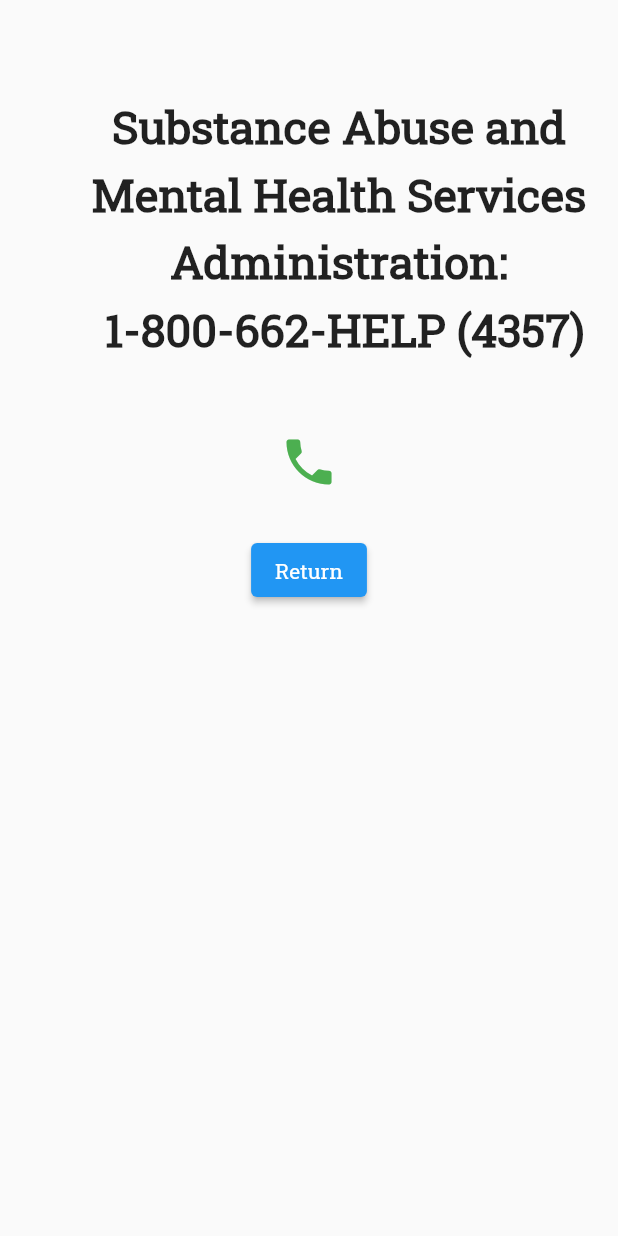
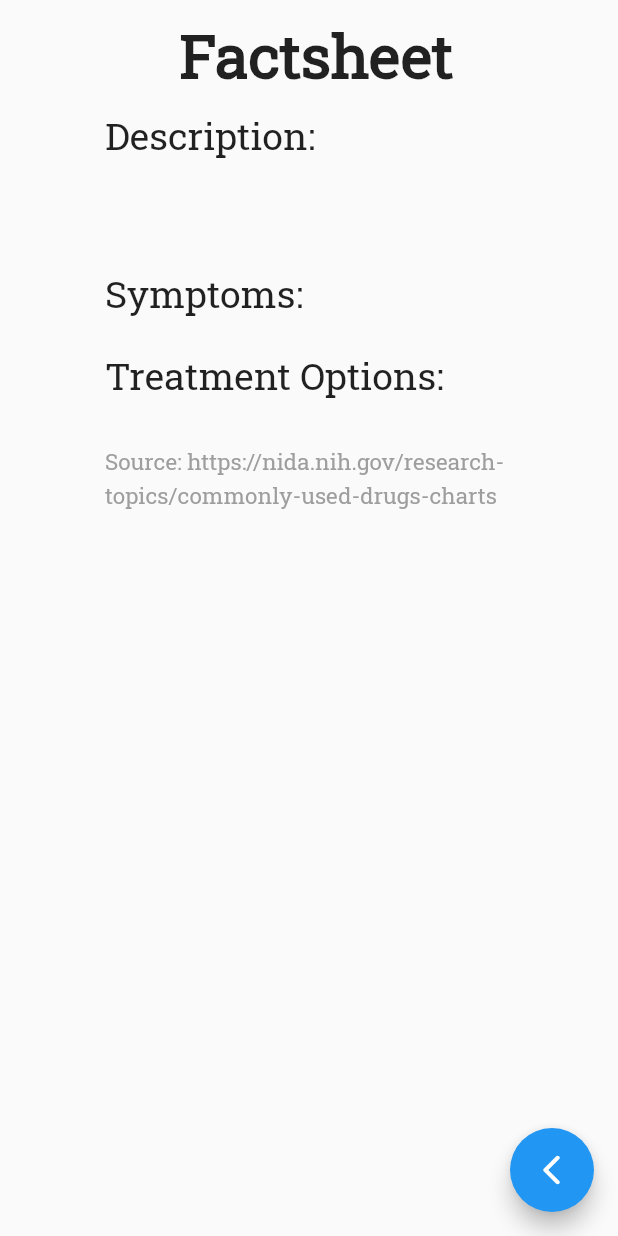
Before and after one commit to woosebastian/GDSC2023, a Flutter app: the SubstancePageLandscape screen opened directly with empty values, on a phone screen of 412 x 824 dp. Run offline on Flutter 3.47's test engine with Material 2 defaults, Android fonts, the phone set to English and light mode, and no system bars; our stand-ins replace cloud_firestore, firebase_core, google_maps_flutter; accounts and stored records are empty.

Commit message:
created grid panels for every substance, along with factsheet page for every substance, modified info displayed on substance factsheets

```diff
--- a/drug_education_app/lib/main.dart
+++ b/drug_education_app/lib/main.dart
@@ -29,7 +29,7 @@ class MyApp extends StatelessWidget {
   //custom fonts: https://docs.flutter.dev/cookbook/design/fonts
   Widget build(BuildContext context) {
     return MaterialApp(
-        title: 'Drug Education App',
+        title: 'Slug Substance Safety',
         theme: ThemeData(primarySwatch: Colors.blue, fontFamily: 'RobotoSlab'),
         home: FutureBuilder(
           future: _fbApp,
@@ -70,27 +70,6 @@ class _MyHomePageState extends State<MyHomePage> {
     });
   }
 
-  //accessing all documents in Firestore and converting them into custom objects: https://github.com/firebase/snippets-flutter/blob/36812ac93095d36ebe10bed2f08793e5f7dfcb06/packages/firebase_snippets_app/lib/snippets/firestore.dart#L412-L419 and https://stackoverflow.com/questions/68079030/how-to-use-firestore-withconverter-in-flutter
-  var db = FirebaseFirestore.instance;
-  void getAllData() async {
-    final collection =
-        FirebaseFirestore.instance.collection('substances').withConverter(
-              fromFirestore: Substance.fromFirestore,
-              toFirestore: (Substance substance, _) => substance.toFirestore(),
-            );
-    collection.get().then((querySnapshot) {
-      for (var docSnapshot in querySnapshot.docs) {
-        substanceMap[docSnapshot.id] = docSnapshot.data();
-      }
-    });
-  }
-
-  @override
-  void initState() {
-    getAllData();
-    super.initState();
-  }
-
   @override
   Widget build(BuildContext context) {
     return LayoutBuilder(builder: (context, constraints) {
@@ -98,7 +77,7 @@ class _MyHomePageState extends State<MyHomePage> {
         //customizing AppBar: https://api.flutter.dev/flutter/material/AppBar-class.html
         appBar: AppBar(
           title: const Text(
-            "Drug Education",
+            "Slug Substance Safety",
             style: TextStyle(color: Colors.white, fontSize: 30),
           ),
           backgroundColor: const Color.fromARGB(255, 150, 173, 227),
@@ -147,31 +126,59 @@ class _MyHomePageState extends State<MyHomePage> {
   }
 }
 
-class HomePage extends StatelessWidget {
+class HomePage extends StatefulWidget {
   const HomePage({super.key});
 
   @override
+  State<HomePage> createState() => _HomePageState();
+}
+
+class _HomePageState extends State<HomePage> {
+  //accessing all documents in Firestore and converting them into custom objects: https://github.com/firebase/snippets-flutter/blob/36812ac93095d36ebe10bed2f08793e5f7dfcb06/packages/firebase_snippets_app/lib/snippets/firestore.dart#L412-L419 and https://stackoverflow.com/questions/68079030/how-to-use-firestore-withconverter-in-flutter
+  var db = FirebaseFirestore.instance;
+  Future<void> getAllData() async {
+    final collection =
+        FirebaseFirestore.instance.collection('substances').withConverter(
+              fromFirestore: Substance.fromFirestore,
+              toFirestore: (Substance substance, _) => substance.toFirestore(),
+            );
+    await collection.get().then((querySnapshot) {
+      for (var docSnapshot in querySnapshot.docs) {
+        substanceMap[docSnapshot.id] = docSnapshot.data();
+      }
+    });
+  }
+
+  //initState(): https://www.geeksforgeeks.org/flutter-initstate/
+  @override
+  void initState() {
+    getAllData();
+    super.initState();
+  }
+
+  @override
   Widget build(BuildContext context) {
-    return Padding(
+    return OrientationBuilder(
+      builder: (context, orientation) {
+        //GridView.builder: https://api.flutter.dev/flutter/widgets/GridView-class.html
+        return GridView.builder(
             padding: const EdgeInsets.all(10.0),
-      //GridView: https://www.youtube.com/watch?v=4pi7CApy4wc
-      child: OrientationBuilder(
-        builder: (context, orientation) {
-          return GridView.count(
+            gridDelegate: SliverGridDelegateWithFixedCrossAxisCount(
               //changing grid layout depending on orientation: https://docs.flutter.dev/cookbook/design/orientation
               crossAxisCount: orientation == Orientation.portrait ? 2 : 3,
-            mainAxisSpacing: 10,
-            crossAxisSpacing: 10,
-            children: [
+            ),
+            itemCount: substanceMap.length,
+            itemBuilder: (BuildContext context, int index) {
               //clickability for GridView items: https://stackoverflow.com/questions/71249312/how-do-i-get-dart-flutter-gridview-items-to-click
               //adding margins and images to Containers: https://docs.flutter.dev/development/ui/layout
-              GestureDetector(
+              return GestureDetector(
                 onTap: () {
                   Navigator.push(
                     context,
                     MaterialPageRoute(
-                        builder: (context) => const SubstancePage(
-                              substanceID: "substancea",
+                        builder: (context) => SubstancePage(
+                              //accessing map keys & values: https://stackoverflow.com/questions/60512845/how-to-access-map-keys-through-index-dart
+                              substanceID: substanceMap.keys.elementAt(index),
                             )),
                   );
                 },
@@ -181,110 +188,22 @@ class HomePage extends StatelessWidget {
                     color: Colors.grey,
                   ),
                   margin: const EdgeInsets.all(4),
-                  // for adding images to each grid element
-                  // child: Image.asset('images/pic$imageIndex.jpg'),
+                  //for adding images to each grid element
+                  //child: Image.asset('images/pic$imageIndex.jpg'),
                   child: Column(
                     mainAxisAlignment: MainAxisAlignment.center,
-                    children: const [
+                    children: [
                       Text(
-                        "Substance A",
-                        style: TextStyle(color: Colors.white, fontSize: 30),
+                        "${substanceMap.values.elementAt(index).name}",
+                        style:
+                            const TextStyle(color: Colors.white, fontSize: 30),
                       )
                     ],
                   ),
                 ),
-              ),
-              GestureDetector(
-                onTap: () {
-                  Navigator.push(
-                    context,
-                    MaterialPageRoute(
-                        builder: (context) => const SubstancePage(
-                              substanceID: "substanceb",
-                            )),
               );
+            });
       },
-                child: Container(
-                  decoration: BoxDecoration(
-                    borderRadius: BorderRadius.circular(20),
-                    color: Colors.grey,
-                  ),
-                  margin: const EdgeInsets.all(4),
-                  // for adding images to each grid element
-                  // child: Image.asset('images/pic$imageIndex.jpg'),
-                  child: Column(
-                    mainAxisAlignment: MainAxisAlignment.center,
-                    children: const [
-                      Text(
-                        "Substance B",
-                        style: TextStyle(color: Colors.white, fontSize: 30),
-                      )
-                    ],
-                  ),
-                ),
-              ),
-              GestureDetector(
-                onTap: () {
-                  Navigator.push(
-                    context,
-                    MaterialPageRoute(
-                        builder: (context) => const SubstancePage(
-                              substanceID: "substancec",
-                            )),
-                  );
-                },
-                child: Container(
-                  decoration: BoxDecoration(
-                    borderRadius: BorderRadius.circular(20),
-                    color: Colors.grey,
-                  ),
-                  margin: const EdgeInsets.all(4),
-                  // for adding images to each grid element
-                  // child: Image.asset('images/pic$imageIndex.jpg'),
-                  child: Column(
-                    mainAxisAlignment: MainAxisAlignment.center,
-                    children: const [
-                      Text(
-                        "Substance C",
-                        style: TextStyle(color: Colors.white, fontSize: 30),
-                      )
-                    ],
-                  ),
-                ),
-              ),
-              GestureDetector(
-                onTap: () {
-                  Navigator.push(
-                    context,
-                    MaterialPageRoute(
-                        builder: (context) => const SubstancePage(
-                              substanceID: "substanced",
-                            )),
-                  );
-                },
-                child: Container(
-                  decoration: BoxDecoration(
-                    borderRadius: BorderRadius.circular(20),
-                    color: Colors.grey,
-                  ),
-                  margin: const EdgeInsets.all(4),
-                  // for adding images to each grid element
-                  // child: Image.asset('images/pic$imageIndex.jpg'),
-                  child: Column(
-                    mainAxisAlignment: MainAxisAlignment.center,
-                    children: const [
-                      Text(
-                        "Substance D",
-                        style: TextStyle(color: Colors.white, fontSize: 30),
-                      )
-                    ],
-                  ),
-                ),
-              ),
-            ],
-          );
-        },
-      ),
     );
   }
 }
@@ -416,29 +335,33 @@ class SubstancePagePortrait extends StatelessWidget {
   const SubstancePagePortrait({super.key, required this.mySubstance});
   @override
   Widget build(BuildContext context) {
-    return Column(
+    return Scaffold(
+        floatingActionButton: FloatingActionButton(
+          onPressed: () {
+            Navigator.pop(context);
+          },
+          tooltip: "Return",
+          child: const Icon(
+            Icons.arrow_back_ios_rounded,
+            color: Colors.white,
+          ),
+        ),
+        floatingActionButtonLocation: FloatingActionButtonLocation.endFloat,
+        body: SingleChildScrollView(
+          child: Column(
             crossAxisAlignment: CrossAxisAlignment.start,
             mainAxisSize: MainAxisSize.max,
-      children: <Widget>[
-        const SizedBox(
-          height: 60,
-        ),
-        Align(
+            children: [
+              Padding(
+                padding: const EdgeInsets.fromLTRB(30, 60, 30, 0),
+                child: Align(
                   alignment: Alignment.center,
                   child: Text(
                     "${mySubstance.name} Factsheet",
                     style: const TextStyle(
-                fontWeight: FontWeight.bold, height: 1.5, fontSize: 40),
+                        fontWeight: FontWeight.bold, height: 1, fontSize: 40),
                     textAlign: TextAlign.center,
                   ),
-        ),
-        Padding(
-          padding: const EdgeInsets.fromLTRB(30, 20, 30, 20),
-          child: Text(
-            "Overdose Rate: ${mySubstance.overdoseRate}",
-            style: const TextStyle(
-                fontWeight: FontWeight.normal, height: 1, fontSize: 25),
-            textAlign: TextAlign.left,
                 ),
               ),
               const Padding(
@@ -456,7 +379,10 @@ class SubstancePagePortrait extends StatelessWidget {
                   child: Text(
                     "${mySubstance.description}",
                     style: const TextStyle(
-                  fontWeight: FontWeight.normal, height: 1, fontSize: 20),
+                      fontWeight: FontWeight.normal,
+                      height: 1.5,
+                      fontSize: 20,
+                    ),
                     textAlign: TextAlign.left,
                   ),
                 ),
@@ -472,6 +398,7 @@ class SubstancePagePortrait extends StatelessWidget {
               ),
               //create widget for each element in array: https://stackoverflow.com/questions/56026705/create-widget-for-each-item-in-the-list-in-flutter-dart
               Column(
+                crossAxisAlignment: CrossAxisAlignment.start,
                 children: mySubstance.symptoms!
                     .map<Widget>(
                       (symptom) => Padding(
@@ -479,71 +406,187 @@ class SubstancePagePortrait extends StatelessWidget {
                         child: Text(
                           "- $symptom",
                           style: const TextStyle(
-                        fontWeight: FontWeight.normal, height: 1, fontSize: 20),
+                              fontWeight: FontWeight.normal,
+                              height: 1.5,
+                              fontSize: 20),
                           textAlign: TextAlign.left,
                         ),
                       ),
                     )
                     .toList(),
               ),
-        Expanded(
-            child: Align(
-          alignment: Alignment.bottomCenter,
-          child: ElevatedButton(
-            onPressed: () {
-              Navigator.pop(context);
-            },
-            child: const Text('Return'),
+              const Padding(
+                padding: EdgeInsets.fromLTRB(30, 20, 30, 10),
+                child: Text(
+                  "Treatment Options:",
+                  style: TextStyle(
+                      fontWeight: FontWeight.normal, height: 1, fontSize: 25),
+                  textAlign: TextAlign.left,
                 ),
-        )),
-        const SizedBox(
-          height: 30,
               ),
+              //create widget for each element in array: https://stackoverflow.com/questions/56026705/create-widget-for-each-item-in-the-list-in-flutter-dart
+              Column(
+                crossAxisAlignment: CrossAxisAlignment.start,
+                children: mySubstance.treamentOptions!
+                    .map<Widget>(
+                      (treatmentOption) => Padding(
+                        padding: const EdgeInsets.fromLTRB(30, 0, 30, 10),
+                        child: Text(
+                          "- $treatmentOption",
+                          style: const TextStyle(
+                              fontWeight: FontWeight.normal,
+                              height: 1.5,
+                              fontSize: 20),
+                          textAlign: TextAlign.left,
+                        ),
+                      ),
+                    )
+                    .toList(),
+              ),
+              const Padding(
+                padding: EdgeInsets.fromLTRB(30, 20, 30, 20),
+                child: Text(
+                  "Source: https://nida.nih.gov/research-topics/commonly-used-drugs-charts",
+                  style: TextStyle(
+                      fontWeight: FontWeight.normal,
+                      height: 1.5,
+                      fontSize: 15,
+                      color: Colors.grey),
+                  textAlign: TextAlign.left,
+                ),
+              )
             ],
-    );
+          ),
+        ));
   }
 }
 
 class SubstancePageLandscape extends StatelessWidget {
   final Substance mySubstance;
   const SubstancePageLandscape({super.key, required this.mySubstance});
-
   @override
   Widget build(BuildContext context) {
-    return Column(
+    return Scaffold(
+        floatingActionButton: FloatingActionButton(
+          onPressed: () {
+            Navigator.pop(context);
+          },
+          tooltip: "Return",
+          child: const Icon(
+            Icons.arrow_back_ios_rounded,
+            color: Colors.white,
+          ),
+        ),
+        floatingActionButtonLocation: FloatingActionButtonLocation.endFloat,
+        body: SingleChildScrollView(
+          child: Column(
+            crossAxisAlignment: CrossAxisAlignment.start,
+            mainAxisSize: MainAxisSize.max,
             children: [
-        //SizedBox: https://github.com/flutter/codelabs/blob/main/namer/step_08/lib/main.dart
-        const Padding(
-          padding: EdgeInsets.fromLTRB(60, 60, 20, 20),
-          //Text styling: https://api.flutter.dev/flutter/painting/TextStyle-class.html and https://stackoverflow.com/questions/50554110/how-do-i-center-text-vertically-and-horizontally-in-flutter
+              Padding(
+                padding: const EdgeInsets.fromLTRB(70, 20, 70, 0),
+                child: Align(
+                  alignment: Alignment.center,
                   child: Text(
-            "Substance Abuse and Mental Health Services Administration: \n 1-800-662-HELP (4357)",
-            style: TextStyle(
-                fontWeight: FontWeight.bold, height: 1.5, fontSize: 30),
+                    "${mySubstance.name} Factsheet",
+                    style: const TextStyle(
+                        fontWeight: FontWeight.bold, height: 1, fontSize: 40),
                     textAlign: TextAlign.center,
                   ),
                 ),
-        Padding(
-          //IconButton: https://www.javatpoint.com/flutter-buttons
-          //navigating to URL: https://www.youtube.com/watch?v=nf4_Ke5B1K8 and https://stackoverflow.com/questions/66473263/the-argument-type-string-cant-be-assigned-to-the-parameter-type-uri
-          padding: const EdgeInsets.fromLTRB(20, 20, 20, 20),
-          child: IconButton(
-            onPressed: () {
-              urllauncher.launchUrl(Uri.parse("tel:1-800-662-4357"));
-            },
-            icon: const Icon(Icons.phone),
-            iconSize: 40,
-            color: Colors.green,
-            tooltip: "Call SAMHSA",
+              ),
+              const Padding(
+                padding: EdgeInsets.fromLTRB(70, 20, 70, 10),
+                child: Text(
+                  "Description: ",
+                  style: TextStyle(
+                      fontWeight: FontWeight.normal, height: 1, fontSize: 25),
+                  textAlign: TextAlign.left,
                 ),
               ),
-        ElevatedButton(
-          onPressed: () {
-            Navigator.pop(context);
-          },
-          child: const Text('Return'),
+              Padding(
+                padding: const EdgeInsets.fromLTRB(70, 0, 70, 20),
+                child: Flexible(
+                  child: Text(
+                    "${mySubstance.description}",
+                    style: const TextStyle(
+                        fontWeight: FontWeight.normal,
+                        height: 1.5,
+                        fontSize: 20),
+                    textAlign: TextAlign.left,
                   ),
+                ),
+              ),
+              const Padding(
+                padding: EdgeInsets.fromLTRB(70, 20, 70, 10),
+                child: Text(
+                  "Symptoms:",
+                  style: TextStyle(
+                      fontWeight: FontWeight.normal, height: 1, fontSize: 25),
+                  textAlign: TextAlign.left,
+                ),
+              ),
+              //create widget for each element in array: https://stackoverflow.com/questions/56026705/create-widget-for-each-item-in-the-list-in-flutter-dart
+              Column(
+                crossAxisAlignment: CrossAxisAlignment.start,
+                children: mySubstance.symptoms!
+                    .map<Widget>(
+                      (symptom) => Padding(
+                        padding: const EdgeInsets.fromLTRB(70, 0, 70, 10),
+                        child: Text(
+                          "- $symptom",
+                          style: const TextStyle(
+                              fontWeight: FontWeight.normal,
+                              height: 1.5,
+                              fontSize: 20),
+                          textAlign: TextAlign.left,
+                        ),
+                      ),
+                    )
+                    .toList(),
+              ),
+              const Padding(
+                padding: EdgeInsets.fromLTRB(70, 20, 70, 10),
+                child: Text(
+                  "Treatment Options:",
+                  style: TextStyle(
+                      fontWeight: FontWeight.normal, height: 1, fontSize: 25),
+                  textAlign: TextAlign.left,
+                ),
+              ),
+              //create widget for each element in array: https://stackoverflow.com/questions/56026705/create-widget-for-each-item-in-the-list-in-flutter-dart
+              Column(
+                crossAxisAlignment: CrossAxisAlignment.start,
+                children: mySubstance.treamentOptions!
+                    .map<Widget>(
+                      (treatmentOption) => Padding(
+                        padding: const EdgeInsets.fromLTRB(70, 0, 70, 10),
+                        child: Text(
+                          "- $treatmentOption",
+                          style: const TextStyle(
+                              fontWeight: FontWeight.normal,
+                              height: 1.5,
+                              fontSize: 20),
+                          textAlign: TextAlign.left,
+                        ),
+                      ),
+                    )
+                    .toList(),
+              ),
+              const Padding(
+                padding: EdgeInsets.fromLTRB(70, 20, 70, 20),
+                child: Text(
+                  "Source: https://nida.nih.gov/research-topics/commonly-used-drugs-charts",
+                  style: TextStyle(
+                      fontWeight: FontWeight.normal,
+                      height: 1.5,
+                      fontSize: 15,
+                      color: Colors.grey),
+                  textAlign: TextAlign.left,
+                ),
+              )
             ],
-    );
+          ),
+        ));
   }
 }
--- a/drug_education_app/lib/substance.dart
+++ b/drug_education_app/lib/substance.dart
@@ -4,15 +4,15 @@ import 'package:cloud_firestore/cloud_firestore.dart';
 
 class Substance {
   String? name;
-  String? overdoseRate;
   String? description;
   List<String>? symptoms;
+  List<String>? treamentOptions;
 
   Substance({
     this.name,
-    this.overdoseRate,
     this.description,
     this.symptoms,
+    this.treamentOptions,
   });
 
   factory Substance.fromFirestore(
@@ -22,19 +22,21 @@ class Substance {
     final data = snapshot.data();
     return Substance(
       name: data?['name'],
-      overdoseRate: data?['overdose rate'],
       description: data?['description'],
       symptoms:
           data?['symptoms'] is Iterable ? List.from(data?['symptoms']) : null,
+      treamentOptions: data?['treatment options'] is Iterable
+          ? List.from(data?['treatment options'])
+          : null,
     );
   }
 
   Map<String, dynamic> toFirestore() {
     return {
       if (name != null) "name": name,
-      if (overdoseRate != null) "overdose rate": overdoseRate,
       if (description != null) "description": description,
       if (symptoms != null) "symptoms": symptoms,
+      if (treamentOptions != null) "treatment options": treamentOptions,
     };
   }
 }
```
Lines whose indentation alone changed are shown as unchanged.
